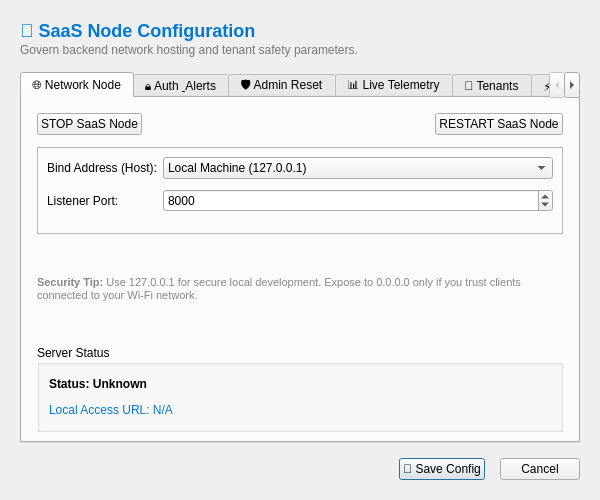
This is desktop/ui_designer/saas_settings.ui in Arean82/Synora_Studio as Qt 5 draws it before an edit. The edited form follows.
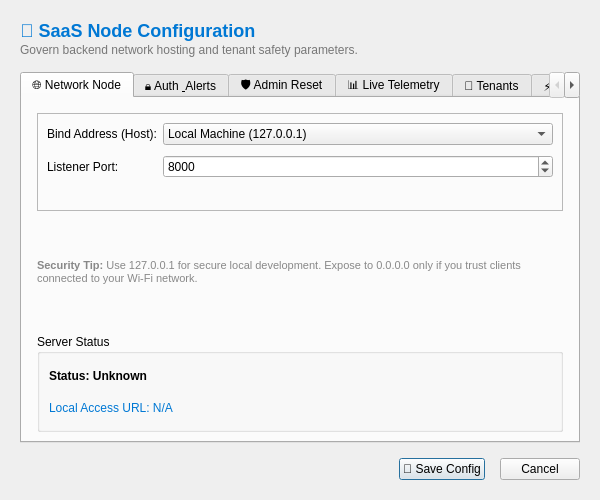
This is the edited form.

What changed in the file:
```diff
--- a/desktop/ui_designer/saas_settings.ui
+++ b/desktop/ui_designer/saas_settings.ui
@@ -58,37 +58,7 @@
        <property name="rightMargin">
         <number>15</number>
        </property>
-       <item>
-        <layout class="QHBoxLayout" name="horizontalLayout">
-         <item>
-          <widget class="QPushButton" name="pushButton_2">
-           <property name="text">
-            <string>STOP SaaS Node</string>
-           </property>
-          </widget>
-         </item>
-         <item>
-          <spacer name="horizontalSpacer_2">
-           <property name="orientation">
-            <enum>Qt::Orientation::Horizontal</enum>
-           </property>
-           <property name="sizeHint" stdset="0">
-            <size>
-             <width>40</width>
-             <height>20</height>
-            </size>
-           </property>
-          </spacer>
-         </item>
-         <item>
-          <widget class="QPushButton" name="pushButton">
-           <property name="text">
-            <string>RESTART SaaS Node</string>
-           </property>
-          </widget>
-         </item>
-        </layout>
-       </item>
+
        <item>
         <widget class="QFrame" name="network_frame">
          <property name="frameShape">
```
Left out of the diff: 26 changed lines with no effect on the pictures.
